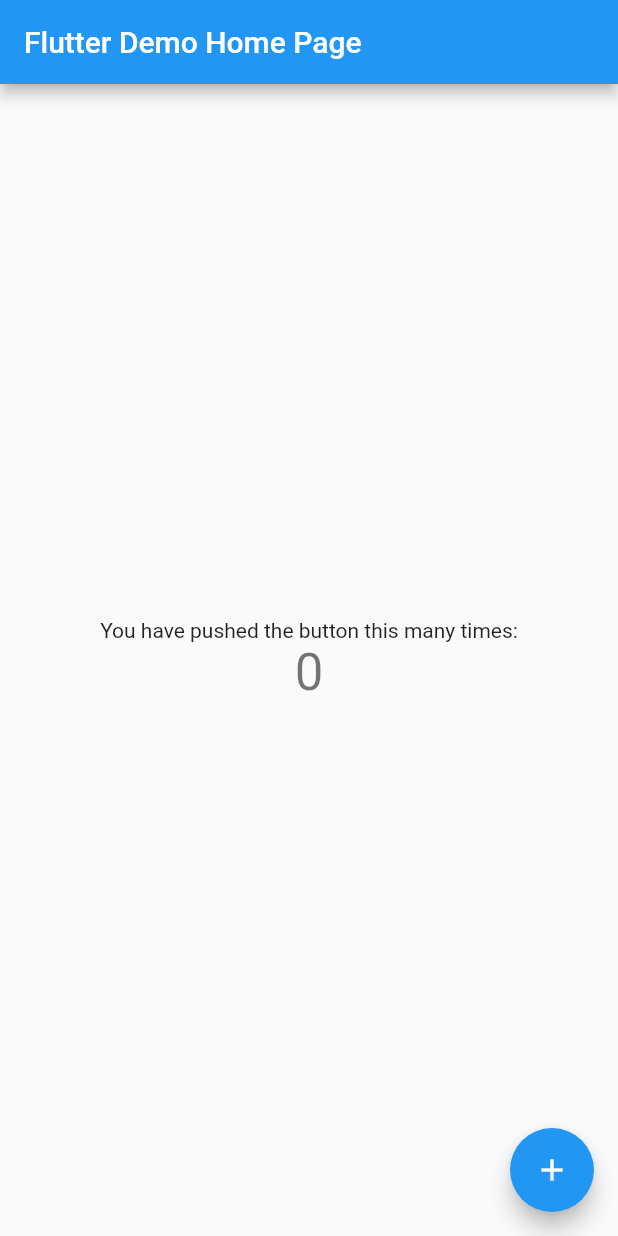
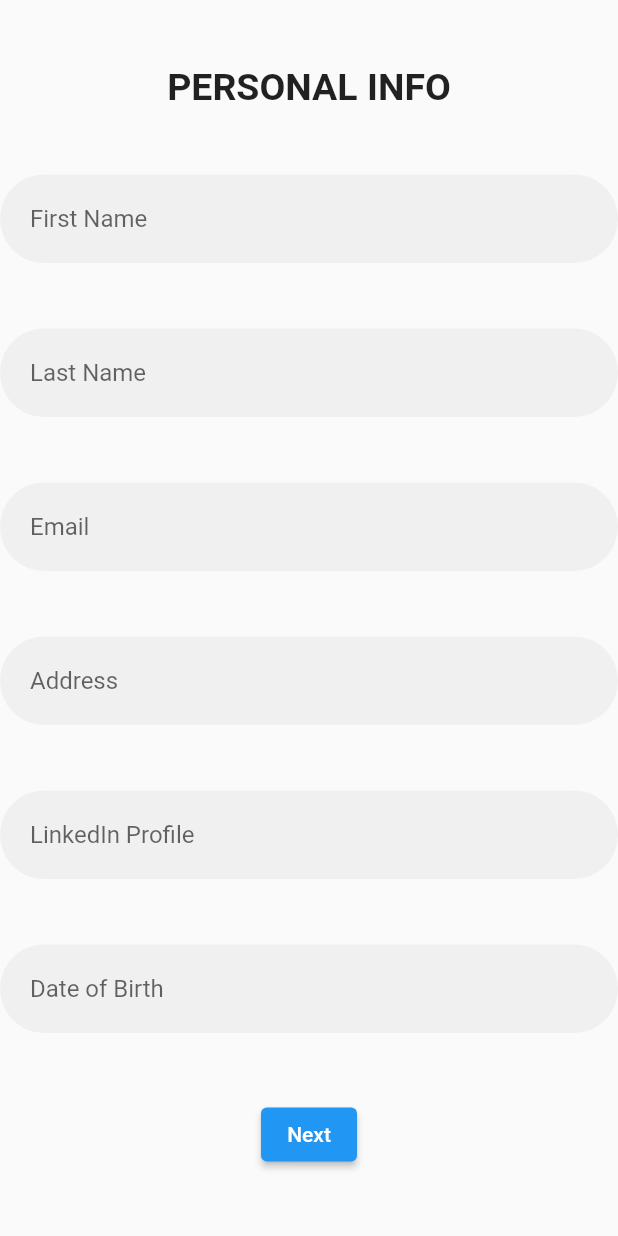
Before and after one commit to shivDarbar/resume-builder, a Flutter app: the screen it shows after launch, on a phone screen of 412 x 824 dp. Run offline on Flutter 3.47's test engine with Material 2 defaults, Android fonts, the phone set to English and light mode, and no system bars.

Commit message:
personal and education screens added.

```diff
--- a/lib/main.dart
+++ b/lib/main.dart
@@ -1,4 +1,7 @@
 import 'package:flutter/material.dart';
+import 'package:provider/provider.dart';
+import 'package:resume_builder_app/providers/resume_provider.dart';
+import 'package:resume_builder_app/screens/personalInfoScreen.dart';
 
 void main() {
   runApp(const MyApp());
@@ -7,109 +10,21 @@
 class MyApp extends StatelessWidget {
   const MyApp({super.key});
 
-  // This widget is the root of your application.
   @override
   Widget build(BuildContext context) {
-    return MaterialApp(
-      title: 'Flutter Demo',
-      theme: ThemeData(
-        // This is the theme of your application.
-        //
-        // Try running your application with "flutter run". You'll see the
-        // application has a blue toolbar. Then, without quitting the app, try
-        // changing the primarySwatch below to Colors.green and then invoke
-        // "hot reload" (press "r" in the console where you ran "flutter run",
-        // or simply save your changes to "hot reload" in a Flutter IDE).
-        // Notice that the counter didn't reset back to zero; the application
-        // is not restarted.
-        primarySwatch: Colors.blue,
+    return MultiProvider(
+      providers: [
+        ChangeNotifierProvider<ResumeProvider>(
+          create: (context) => ResumeProvider(),
+        ),
+      ],
+      child: MaterialApp(
+        title: 'Flutter Demo',
+        theme: ThemeData(
+          primarySwatch: Colors.blue,
+        ),
+        home: const PersonalInfoScreen(),
       ),
-      home: const MyHomePage(title: 'Flutter Demo Home Page'),
     );
   }
 }
-
-class MyHomePage extends StatefulWidget {
-  const MyHomePage({super.key, required this.title});
-
-  // This widget is the home page of your application. It is stateful, meaning
-  // that it has a State object (defined below) that contains fields that affect
-  // how it looks.
-
-  // This class is the configuration for the state. It holds the values (in this
-  // case the title) provided by the parent (in this case the App widget) and
-  // used by the build method of the State. Fields in a Widget subclass are
-  // always marked "final".
-
-  final String title;
-
-  @override
-  State<MyHomePage> createState() => _MyHomePageState();
-}
-
-class _MyHomePageState extends State<MyHomePage> {
-  int _counter = 0;
-
-  void _incrementCounter() {
-    setState(() {
-      // This call to setState tells the Flutter framework that something has
-      // changed in this State, which causes it to rerun the build method below
-      // so that the display can reflect the updated values. If we changed
-      // _counter without calling setState(), then the build method would not be
-      // called again, and so nothing would appear to happen.
-      _counter++;
-    });
-  }
-
-  @override
-  Widget build(BuildContext context) {
-    // This method is rerun every time setState is called, for instance as done
-    // by the _incrementCounter method above.
-    //
-    // The Flutter framework has been optimized to make rerunning build methods
-    // fast, so that you can just rebuild anything that needs updating rather
-    // than having to individually change instances of widgets.
-    return Scaffold(
-      appBar: AppBar(
-        // Here we take the value from the MyHomePage object that was created by
-        // the App.build method, and use it to set our appbar title.
-        title: Text(widget.title),
-      ),
-      body: Center(
-        // Center is a layout widget. It takes a single child and positions it
-        // in the middle of the parent.
-        child: Column(
-          // Column is also a layout widget. It takes a list of children and
-          // arranges them vertically. By default, it sizes itself to fit its
-          // children horizontally, and tries to be as tall as its parent.
-          //
-          // Invoke "debug painting" (press "p" in the console, choose the
-          // "Toggle Debug Paint" action from the Flutter Inspector in Android
-          // Studio, or the "Toggle Debug Paint" command in Visual Studio Code)
-          // to see the wireframe for each widget.
-          //
-          // Column has various properties to control how it sizes itself and
-          // how it positions its children. Here we use mainAxisAlignment to
-          // center the children vertically; the main axis here is the vertical
-          // axis because Columns are vertical (the cross axis would be
-          // horizontal).
-          mainAxisAlignment: MainAxisAlignment.center,
-          children: <Widget>[
-            const Text(
-              'You have pushed the button this many times:',
-            ),
-            Text(
-              '$_counter',
-              style: Theme.of(context).textTheme.headline4,
-            ),
-          ],
-        ),
-      ),
-      floatingActionButton: FloatingActionButton(
-        onPressed: _incrementCounter,
-        tooltip: 'Increment',
-        child: const Icon(Icons.add),
-      ), // This trailing comma makes auto-formatting nicer for build methods.
-    );
-  }
-}
--- /dev/null
+++ b/lib/models/education.dart
@@ -0,0 +1,13 @@
+class Education {
+  String collageName;
+  DateTime? startDate;
+  DateTime? endDate;
+  String course;
+
+  Education({
+    this.collageName = '',
+    this.course = '',
+    this.startDate,
+    this.endDate,
+  });
+}
--- /dev/null
+++ b/lib/models/personalInfo.dart
@@ -0,0 +1,17 @@
+class PersonalInfo {
+  String firstName;
+  String lastName;
+  String email;
+  String dateOfBirth;
+  String address;
+  String linkedIn;
+
+  PersonalInfo({
+    required this.firstName,
+    required this.lastName,
+    required this.email,
+    required this.address,
+    required this.linkedIn,
+    required this.dateOfBirth,
+  });
+}
--- /dev/null
+++ b/lib/providers/resume_provider.dart
@@ -0,0 +1,66 @@
+import 'package:flutter/cupertino.dart';
+import 'package:resume_builder_app/models/education.dart';
+import 'package:resume_builder_app/models/personalInfo.dart';
+
+class ResumeProvider with ChangeNotifier {
+  var firstNameController = TextEditingController();
+
+  var lastNameController = TextEditingController();
+  var emailController = TextEditingController();
+  var dateOfBirthController = TextEditingController();
+  var addressController = TextEditingController();
+  var linkedInController = TextEditingController();
+
+  var personalInfo = PersonalInfo(
+      firstName: '',
+      lastName: '',
+      email: '',
+      address: '',
+      linkedIn: '',
+      dateOfBirth: '');
+
+  List<Education> educationList = [Education()];
+
+  getPersonalInfo() {
+    personalInfo = PersonalInfo(
+      firstName: firstNameController.text,
+      lastName: lastNameController.text,
+      email: emailController.text,
+      address: addressController.text,
+      linkedIn: linkedInController.text,
+      dateOfBirth: dateOfBirthController.text,
+    );
+    notifyListeners();
+  }
+
+  updateCollageName(String clgName, int index) {
+    educationList[index].collageName = clgName;
+    notifyListeners();
+  }
+
+  updateCourse(String course, int index) {
+    educationList[index].course = course;
+    notifyListeners();
+  }
+
+  updateEducationStartDate(DateTime startDate, int index) {
+    educationList[index].startDate = startDate;
+    notifyListeners();
+  }
+
+  updateEducationEndDate(DateTime endDate, int index) {
+    var date = endDate;
+    endDate = educationList[index].endDate = endDate;
+    notifyListeners();
+  }
+
+  addEducation() {
+    educationList.add(Education());
+    notifyListeners();
+  }
+
+  removeEducation(int index) {
+    educationList.removeAt(index);
+    notifyListeners();
+  }
+}
--- /dev/null
+++ b/lib/screens/personalInfoScreen.dart
@@ -0,0 +1,69 @@
+import 'package:flutter/material.dart';
+import 'package:provider/provider.dart';
+import 'package:resume_builder_app/models/education.dart';
+import 'package:resume_builder_app/providers/resume_provider.dart';
+import 'package:resume_builder_app/screens/education_screen.dart';
+import 'package:resume_builder_app/widgets/my_text_field.dart';
+
+class PersonalInfoScreen extends StatelessWidget {
+  const PersonalInfoScreen({super.key});
+
+  @override
+  Widget build(BuildContext context) {
+    var resumeProvider = Provider.of<ResumeProvider>(context);
+    return SafeArea(
+      child: Scaffold(
+        // appBar: AppBar(title: Text(''),),
+        body: Column(
+          mainAxisAlignment: MainAxisAlignment.spaceEvenly,
+          children: [
+            const Text(
+              'PERSONAL INFO',
+              style: TextStyle(
+                fontWeight: FontWeight.bold,
+                fontSize: 25,
+              ),
+            ),
+            MyTextField(
+              controller: resumeProvider.firstNameController,
+              hintText: 'First Name',
+            ),
+            MyTextField(
+              controller: resumeProvider.lastNameController,
+              hintText: 'Last Name',
+            ),
+            MyTextField(
+              controller: resumeProvider.emailController,
+              hintText: 'Email',
+            ),
+            MyTextField(
+              controller: resumeProvider.addressController,
+              hintText: 'Address',
+            ),
+            MyTextField(
+              controller: resumeProvider.linkedInController,
+              hintText: 'LinkedIn Profile',
+            ),
+            MyTextField(
+              controller: resumeProvider.dateOfBirthController,
+              hintText: 'Date of Birth',
+            ),
+            ElevatedButton(
+              onPressed: () {
+                resumeProvider.getPersonalInfo();
+                print(resumeProvider.personalInfo.toString());
+                Navigator.push(
+                  context,
+                  MaterialPageRoute(
+                    builder: (context) => const EducationScreen(),
+                  ),
+                );
+              },
+              child: const Text('Next'),
+            ),
+          ],
+        ),
+      ),
+    );
+  }
+}
--- /dev/null
+++ b/lib/widgets/my_text_field.dart
@@ -0,0 +1,48 @@
+// ignore_for_file: prefer_typing_uninitialized_variables
+
+import 'package:flutter/material.dart';
+
+class MyTextField extends StatelessWidget {
+  final controller;
+  final String hintText;
+
+  // final Icon prefixIcon;
+  final TextInputType? keyboardType;
+  final Function()? onChanged;
+
+  const MyTextField({
+    super.key,
+    required this.controller,
+    required this.hintText,
+
+    // required this.prefixIcon,
+    this.keyboardType,
+    this.onChanged,
+  });
+
+  @override
+  Widget build(BuildContext context) {
+    return TextField(
+      controller: controller,
+      // cursorColor: HexColor("#4f4f4f"),
+      keyboardType: keyboardType,
+      decoration: InputDecoration(
+        hintText: hintText,
+        // fillColor: HexColor("#f0f3f1"),
+        contentPadding: const EdgeInsets.fromLTRB(20, 20, 20, 20),
+
+        // hintStyle: GoogleFonts.poppins(
+        //   fontSize: 15,
+        //   color: HexColor("#8d8d8d"),
+        // ),
+        border: OutlineInputBorder(
+          borderRadius: BorderRadius.circular(30),
+          borderSide: BorderSide.none,
+        ),
+        // prefixIcon: prefixIcon,
+        // prefixIconColor: HexColor("#4f4f4f"),
+        filled: true,
+      ),
+    );
+  }
+}
```
Also changed, not shown: lib/screens/education_screen.dart (added, +44 -0 lines), lib/screens/home_screen.dart (added, +19 -0 lines), lib/screens/skills_screen.dart (added, +14 -0 lines), lib/widgets/education_form.dart (added, +125 -0 lines), pubspec.yaml (+4 -35 lines), pubspec.lock.
